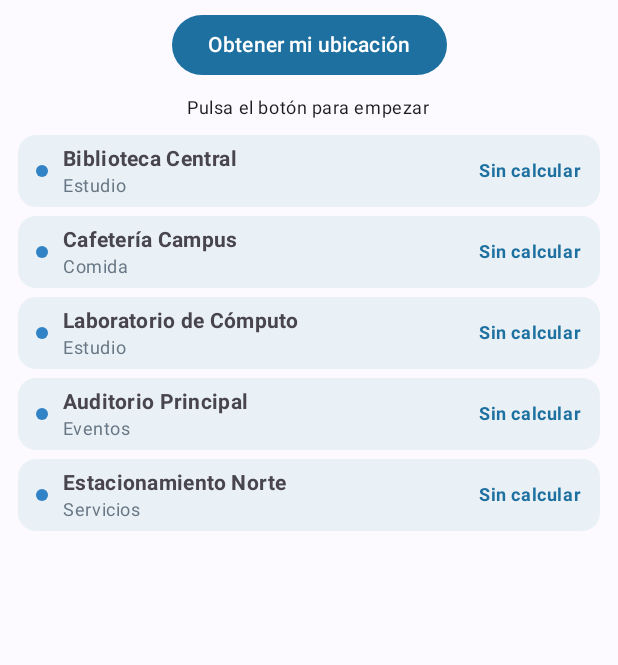
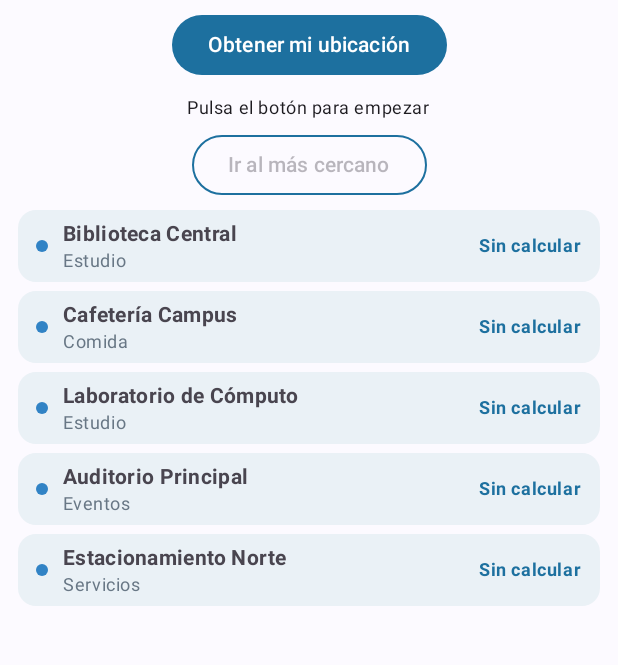
Before and after one commit to Daniellaln/CampusGPSLeon, an Android app built with Jetpack Compose: the screen it shows after launch (MainActivity), on a phone screen of 412 x 824 dp, the part 96-761 px from its top. Run offline under Robolectric (Android 15) with nearby library versions, the phone set to English and light mode, and no system bars; 1 statement that could not run was skipped.

Commit message:
feat(ui): resalta y navega al lugar mas cercano

```diff
--- a/app/src/main/java/com/leon/campusgps/ui/ListaLugares.kt
+++ b/app/src/main/java/com/leon/campusgps/ui/ListaLugares.kt
@@ -18,7 +18,7 @@ import com.leon.campusgps.util.formatearDistancia
 
 @Composable
 fun ListaLugares(lugares: List<LugarConDistancia>, seleccionado: Int?, onClick: (Int) -> Unit,
-    modifier: Modifier = Modifier) {
+    modifier: Modifier = Modifier, masCercanoId: Int? = null) {
     LazyColumn(modifier, contentPadding = PaddingValues(horizontal = 12.dp, vertical = 6.dp),
         verticalArrangement = Arrangement.spacedBy(6.dp)) {
         items(lugares, key = { it.lugar.id }) { item ->
@@ -28,7 +28,7 @@ fun ListaLugares(lugares: List<LugarConDistancia>, seleccionado: Int?, onClick:
                 border = if (elegida) BorderStroke(1.dp, MaterialTheme.colorScheme.primary) else null) {
                 Row(Modifier.fillMaxWidth().padding(horizontal = 12.dp, vertical = 6.dp),
                     verticalAlignment = Alignment.CenterVertically) {
-                    Box(Modifier.size(8.dp).background(Color(0xFF3183C5), CircleShape))
+                    Box(Modifier.size(8.dp).background(if (item.lugar.id == masCercanoId) Color(0xFF289B46) else Color(0xFF3183C5), CircleShape))
                     Spacer(Modifier.width(10.dp))
                     Column(Modifier.weight(1f)) {
                         Text(item.lugar.nombre, fontWeight = FontWeight.Bold, style = MaterialTheme.typography.bodyMedium)
--- a/app/src/main/java/com/leon/campusgps/ui/PantallaMapa.kt
+++ b/app/src/main/java/com/leon/campusgps/ui/PantallaMapa.kt
@@ -1,5 +1,6 @@
 package com.leon.campusgps.ui
 
+import androidx.compose.foundation.BorderStroke
 import androidx.compose.foundation.layout.*
 import androidx.compose.material3.*
 import androidx.compose.runtime.*
@@ -10,6 +11,7 @@ import androidx.compose.ui.unit.dp
 import androidx.lifecycle.compose.collectAsStateWithLifecycle
 import com.leon.campusgps.model.UbicacionUi
 import com.leon.campusgps.viewmodel.MapaViewModel
+import com.leon.campusgps.util.formatearDistancia
 import android.Manifest
 import android.content.pm.PackageManager
 import androidx.activity.compose.rememberLauncherForActivityResult
@@ -24,6 +26,7 @@ fun PantallaMapa(vm: MapaViewModel, mostrarMapa: Boolean = true) {
     val lugares by vm.lugares.collectAsStateWithLifecycle()
     val seleccionado by vm.seleccionado.collectAsStateWithLifecycle()
     val revision by vm.revisionSeleccion.collectAsStateWithLifecycle()
+    val masCercano by vm.masCercano.collectAsStateWithLifecycle()
     val contexto = LocalContext.current
     val lanzador = rememberLauncherForActivityResult(ActivityResultContracts.RequestMultiplePermissions()) { resultado ->
         if (resultado.values.any { it }) vm.buscar() else vm.permisoDenegado()
@@ -49,8 +52,9 @@ fun PantallaMapa(vm: MapaViewModel, mostrarMapa: Boolean = true) {
                 seleccionado = seleccionado,
                 modifier = Modifier.fillMaxWidth().weight(1f),
                 revisionSeleccion = revision,
-                onSeleccionar = vm::seleccionar
-            )
+                onSeleccionar = vm::seleccionar,
+                masCercanoId = masCercano?.id
+            ) else Spacer(Modifier.fillMaxWidth().weight(1f))
             }
             Button(onClick = ::alPulsar, enabled = estado != UbicacionUi.Buscando,
                 modifier = Modifier.padding(horizontal = 16.dp, vertical = 6.dp)) {
@@ -68,8 +72,21 @@ fun PantallaMapa(vm: MapaViewModel, mostrarMapa: Boolean = true) {
                 }
                 is UbicacionUi.Error -> Text(actual.mensaje, color = MaterialTheme.colorScheme.error, modifier = Modifier.padding(16.dp))
             }
-            if (estado !is UbicacionUi.Error) ListaLugares(lugares, seleccionado, vm::seleccionar,
-                modifier = Modifier.fillMaxWidth().height(if (compacta) 96.dp else 280.dp))
+            if (estado !is UbicacionUi.Error) {
+            OutlinedButton(colors = ButtonDefaults.outlinedButtonColors(contentColor = MaterialTheme.colorScheme.primary), border = BorderStroke(1.dp, MaterialTheme.colorScheme.primary),
+                onClick = { masCercano?.let { vm.seleccionar(it.id) } },
+                enabled = masCercano != null && estado != UbicacionUi.Buscando,
+                modifier = Modifier.padding(top = 2.dp)
+            ) { Text("Ir al más cercano") }
+            masCercano?.let { lugar ->
+                val metros = lugares.firstOrNull { it.lugar.id == lugar.id }?.metros
+                Text("Más cercano: ${lugar.nombre} (${metros?.let(::formatearDistancia) ?: "Sin calcular"})",
+                    modifier = Modifier.padding(horizontal = 12.dp, vertical = 4.dp),
+                    style = MaterialTheme.typography.bodySmall, textAlign = TextAlign.Center)
+            }
+            ListaLugares(lugares, seleccionado, vm::seleccionar,
+                modifier = Modifier.fillMaxWidth().height(if (compacta) 96.dp else 280.dp), masCercanoId = masCercano?.id)
+            }
         }
         }
     }
--- a/app/src/main/java/com/leon/campusgps/viewmodel/MapaViewModel.kt
+++ b/app/src/main/java/com/leon/campusgps/viewmodel/MapaViewModel.kt
@@ -31,6 +31,10 @@ class MapaViewModel(
         _revisionSeleccion.value++
     }
 
+    val masCercano: StateFlow<Lugar?> = lugares.map { lista ->
+        lista.firstOrNull { it.metros != null }?.lugar
+    }.stateIn(viewModelScope, SharingStarted.WhileSubscribed(5_000), null)
+
     fun buscar() {
         if (_estado.value == UbicacionUi.Buscando) return
         _estado.value = UbicacionUi.Buscando
```
Also changed, not shown: 1 other file.
